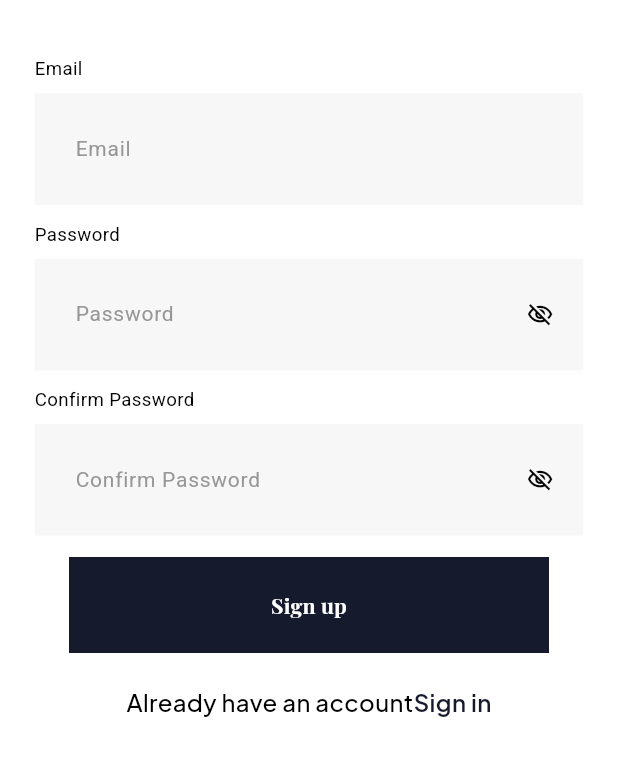
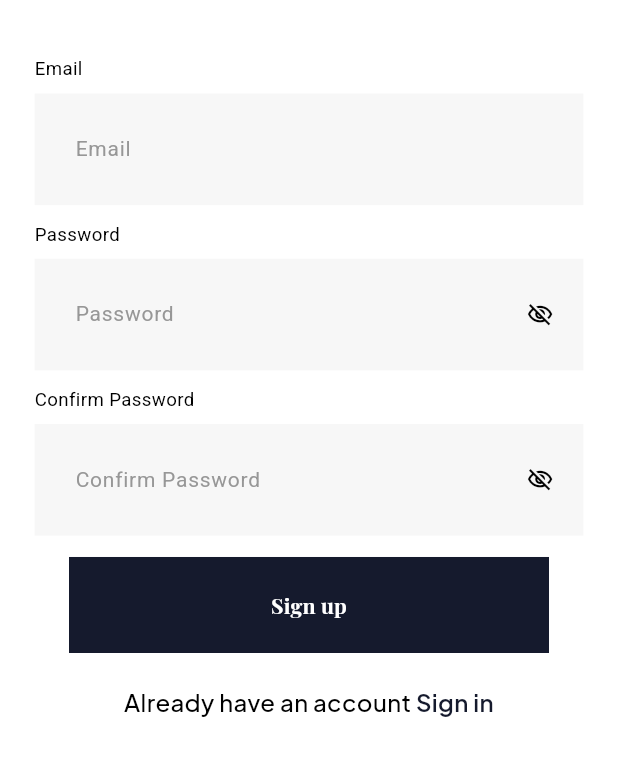
Before and after one commit to mehdisparktech/watch_store, a Flutter app: the SignUpScreen screen opened by its route, on a phone screen of 412 x 824 dp, the part 151-927 px from its top. Run offline on Flutter 3.47's test engine with Material 3 defaults, Android fonts, the phone set to English and light mode, and no system bars; our stand-ins replace cached_network_image, dio, flutter_dotenv, flutter_html, flutter_local_notifications, flutter_screenutil and 10 more; accounts and stored records are empty; network calls fail.

Commit message:
Language

```diff
--- a/lib/config/languages/language.dart
+++ b/lib/config/languages/language.dart
@@ -2,7 +2,6 @@ import 'package:get/get_navigation/src/root/internacionalization.dart';
 
 class LocalConstants extends Translations {
   @override
-  // TODO: implement keys
   Map<String, Map<String, String>> get keys => {
     'en_US': {
       "No Data found": "No Data found",
@@ -42,7 +41,7 @@ class LocalConstants extends Translations {
       "Login to Your Account": "Login to Your Account",
       "Forgot the password": "Forgot the password",
       "Sign in": "Sign in",
-          "Don’t have an account": "Don’t have an account",
+      "Don't have an account": "Don't have an account",
       "Sign up": "Sign up",
       "Already have an account": "Already have an account",
       "Full Name": "Full Name",
@@ -66,7 +65,73 @@ class LocalConstants extends Translations {
       "Log Out": "Log Out",
       "Privacy Policy": "Privacy Policy",
       "Delete account": "Delete account",
-          "Terms of Services": "Terms of Services"
-        }
+      "Terms of Services": "Terms of Services",
+      "language": "Language",
+    },
+    'es_ES': {
+      "No Data found": "No se encontraron datos",
+      "No Internet": "Sin Internet",
+      "Check Internet": "Verificar Internet",
+      "Back": "Atrás",
+      "You sure want to logout": "¿Estás seguro de que quieres cerrar sesión?",
+      "No": "No",
+      "Yes": "Sí",
+      "Are you sure": "¿Estás seguro?",
+      "Enter you password": "Ingresa tu contraseña",
+      "Cancel": "Cancelar",
+      "Done": "Hecho",
+      "All your changes will be deleted and you will no longer be able to access them.":
+          "Todos tus cambios serán eliminados y ya no podrás acceder a ellos.",
+      "Some Thing Wrong": "Algo salió mal",
+      "Try Again": "Intentar de nuevo",
+      "Phone Number": "Número de teléfono",
+      "Test": "Prueba",
+      "Change Password": "Cambiar contraseña",
+      "Current Password": "Contraseña actual",
+      "New Password": "Nueva contraseña",
+      "Confirm Password": "Confirmar contraseña",
+      "Forgot Password": "Olvidé mi contraseña",
+      "Confirm": "Confirmar",
+      "Create New Password": "Crear nueva contraseña",
+      "Create Your New Password": "Crea tu nueva contraseña",
+      "Password": "Contraseña",
+      "Continue": "Continuar",
+      "Email": "Correo electrónico",
+      "Code has been send to": "El código ha sido enviado a",
+      "Otp is inValid": "El OTP no es válido",
+      "Resend Code": "Reenviar código",
+      "Resend code in": "Reenviar código en",
+      "Minute": "Minuto",
+      "Verify": "Verificar",
+      "Login to Your Account": "Inicia sesión en tu cuenta",
+      "Forgot the password": "¿Olvidaste la contraseña?",
+      "Sign in": "Iniciar sesión",
+      "Don't have an account": "¿No tienes una cuenta?",
+      "Sign up": "Registrarse",
+      "Already have an account": "¿Ya tienes una cuenta?",
+      "Full Name": "Nombre completo",
+      "Create Your Account": "Crea tu cuenta",
+      "OTP Verify": "Verificar OTP",
+      "Inbox": "Bandeja de entrada",
+      "Search a doctor": "Buscar un doctor",
+      "Active Now": "Activo ahora",
+      "Message here": "Mensaje aquí",
+      "Notifications": "Notificaciones",
+      "Sign in with password": "Iniciar sesión con contraseña",
+      "Contact": "Contacto",
+      "Date of birth": "Fecha de nacimiento",
+      "Age": "Edad",
+      "About Me": "Acerca de mí",
+      "Gender": "Género",
+      "Profile": "Perfil",
+      "Save and Changes": "Guardar cambios",
+      "Edit Profile": "Editar perfil",
+      "Settings": "Configuración",
+      "Log Out": "Cerrar sesión",
+      "Privacy Policy": "Política de privacidad",
+      "Delete account": "Eliminar cuenta",
+      "Terms of Services": "Términos de servicio",
+      "language": "Idioma",
+    },
   };
 }
--- a/lib/features/auth/sign in/presentation/widgets/do_not_account.dart
+++ b/lib/features/auth/sign in/presentation/widgets/do_not_account.dart
@@ -6,7 +6,6 @@ import 'package:get/get.dart';
 import 'package:google_fonts/google_fonts.dart';
 
 import '../../../../../utils/constants/app_colors.dart';
-import '../../../../../utils/constants/app_string.dart';
 
 class DoNotHaveAccount extends StatelessWidget {
   const DoNotHaveAccount({super.key});
@@ -17,7 +16,7 @@ class DoNotHaveAccount extends StatelessWidget {
       TextSpan(
         children: [
           TextSpan(
-            text: AppString.doNotHaveAccount,
+            text: "Don't have an account".tr,
             style: GoogleFonts.plusJakartaSans(
               color: AppColors.secondary,
               fontSize: 14,
@@ -28,7 +27,7 @@ class DoNotHaveAccount extends StatelessWidget {
 
           /// Sign Up Button here
           TextSpan(
-            text: AppString.signUp,
+            text: "Sign up".tr,
             recognizer:
                 TapGestureRecognizer()
                   ..onTap = () {
--- a/lib/features/auth/sign up/presentation/widget/already_accunt_rich_text.dart
+++ b/lib/features/auth/sign up/presentation/widget/already_accunt_rich_text.dart
@@ -6,7 +6,6 @@ import 'package:google_fonts/google_fonts.dart';
 
 import '../../../../../config/route/app_routes.dart';
 import '../../../../../utils/constants/app_colors.dart';
-import '../../../../../utils/constants/app_string.dart';
 
 class AlreadyAccountRichText extends StatelessWidget {
   const AlreadyAccountRichText({super.key});
@@ -18,7 +17,7 @@ class AlreadyAccountRichText extends StatelessWidget {
         children: [
           /// Already Have Account
           TextSpan(
-            text: AppString.alreadyHaveAccount,
+            text: "Already have an account".tr,
             style: GoogleFonts.plusJakartaSans(
               color: AppColors.black,
               fontSize: 16,
@@ -28,7 +27,7 @@ class AlreadyAccountRichText extends StatelessWidget {
 
           /// Sign In Button Here
           TextSpan(
-            text: AppString.signIn,
+            text: " ${"Sign in".tr}",
             recognizer:
                 TapGestureRecognizer()
                   ..onTap = () {
```
Also changed, not shown: lib/app.dart (+9 -0 lines), lib/component/other_widgets/language_selector.dart (added, +53 -0 lines), lib/config/dependency/dependency_injection.dart (+7 -1 lines), lib/config/languages/language_controller.dart (added, +87 -0 lines), lib/features/setting/presentation/widgets/language_setting_tile.dart (added, +64 -0 lines), lib/utils/helpers/translation_helper.dart (added, +59 -0 lines), 1 other file. Lines whose indentation alone changed are shown as unchanged.
